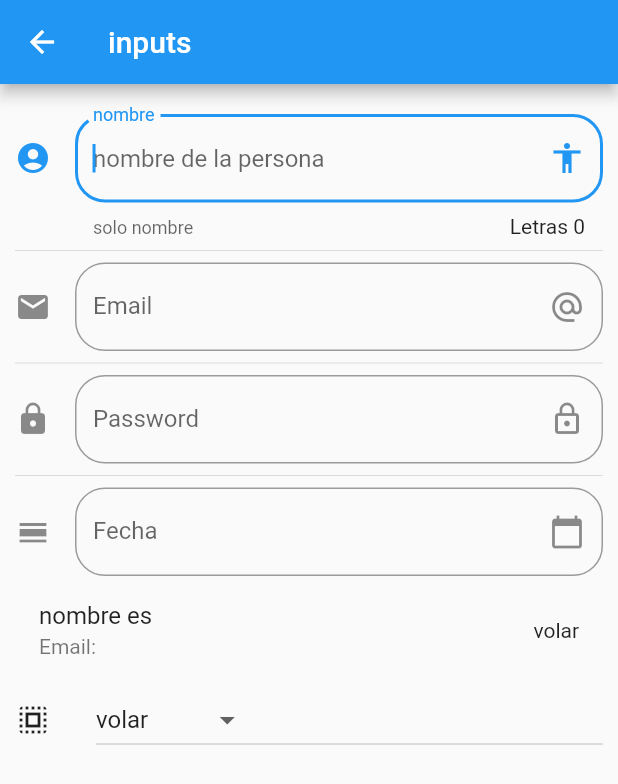
After one commit to AlphaFG00/Flutter, a Flutter app: the InputPage screen opened by its route, on a phone screen of 412 x 824 dp. The commit adds this screen. Shown: the top 784 px of the screen. Run offline on Flutter 3.47's test engine with Material 2 defaults, Android fonts, the phone set to English and light mode, and no system bars.

Commit message:
completado bloque componentes, resta un 40% del curso, continua implementacion de App de Peliculas con despliegue a PlayStore

```diff
--- /dev/null
+++ b/Componentes/componentes/lib/src/pages/input_page.dart
@@ -0,0 +1,220 @@
+//import 'dart:html';
+
+import 'package:flutter/material.dart';
+
+class InputPage extends StatefulWidget {
+  @override
+  _InputPageState createState() => _InputPageState();
+}
+
+class _InputPageState extends State<InputPage> {
+
+  String _nombre = '';
+  String _email = '';
+  String _fecha = '';
+  String _selectedPower ='volar';
+
+
+  List<String> _poderes = ['volar', 'Rayos X', 'SUper tufo'];
+
+
+  TextEditingController _inputFieldDateController = new TextEditingController();
+
+  @override
+  Widget build(BuildContext context) {
+    return Scaffold(
+      appBar: AppBar(
+        title: Text('inputs'),
+      ),
+      body: ListView(
+        padding:  EdgeInsets.symmetric(horizontal: 10.0, vertical: 20.0),
+        children: <Widget>[
+          _crearInput(),
+          Divider(),
+          _crearEmail(),
+          Divider(),
+          _crearPassword(),
+          Divider(),
+          _crearFecha(context),
+          _crearPersona(),
+          _crearDropdown(),
+
+        ]
+      ),
+    );
+  }
+
+  Widget _crearInput(){
+    return TextField(
+      autofocus: true,
+      //mayuscualas automaticas
+      textCapitalization: TextCapitalization.sentences,
+      decoration: InputDecoration(
+        border: OutlineInputBorder(
+          borderRadius: BorderRadius.circular(20.0)
+        ),
+        counter: Text('Letras ${_nombre.length}'),
+        //textoo de sugerencia
+        hintText: 'nombre de la persona',
+
+        labelText: 'nombre',
+        //texto que aparece abajo del input
+        helperText: 'solo nombre',
+        suffixIcon: Icon(Icons.accessibility),
+        icon: Icon(Icons.account_circle),
+      ),
+      onChanged:(valor){
+        _nombre = valor;
+        setState(() {
+          _nombre = valor;
+        });
+
+      }
+    );
+  }
+
+  Widget _crearPersona(){
+    return ListTile(
+      title: Text('nombre es $_nombre'),
+      subtitle: Text('Email: $_email'),
+      trailing: Text(_selectedPower),
+    );
+  }
+
+  Widget _crearEmail(){
+    return TextField(
+     keyboardType: TextInputType.emailAddress,
+      decoration: InputDecoration(
+        border: OutlineInputBorder(
+          borderRadius: BorderRadius.circular(20.0)
+        ),
+        //counter: Text('Letras ${_nombre.length}'),
+        //textoo de sugerencia
+        hintText: 'Email',
+
+        labelText: 'Email',
+        suffixIcon: Icon(Icons.alternate_email),
+        icon: Icon(Icons.email),
+      ),
+      onChanged:(valor){
+        _email = valor;
+        setState(() {
+          _email = valor;
+        });
+
+      }
+    );
+  }
+
+  Widget _crearPassword(){
+   return TextField(
+     obscureText: true,
+      decoration: InputDecoration(
+        border: OutlineInputBorder(
+          borderRadius: BorderRadius.circular(20.0)
+        ),
+        //counter: Text('Letras ${_nombre.length}'),
+        //textoo de sugerencia
+        hintText: 'Password',
+
+        labelText: 'Password',
+        suffixIcon: Icon(Icons.lock_outline),
+        icon: Icon(Icons.lock),
+      ),
+      onChanged:(valor){
+        _email = valor;
+        setState(() {
+          _email = valor;
+        });
+
+      }
+    );
+  }
+
+  Widget _crearFecha(BuildContext context){
+      return TextField(
+      enableInteractiveSelection: false,
+      controller: _inputFieldDateController,
+      decoration: InputDecoration(
+        border: OutlineInputBorder(
+          borderRadius: BorderRadius.circular(20.0)
+        ),
+        //counter: Text('Letras ${_nombre.length}'),
+        //textoo de sugerencia
+        hintText: 'Fecha',
+
+        labelText: 'Fecha',
+        suffixIcon: Icon(Icons.calendar_today),
+        icon: Icon(Icons.calendar_view_day),
+      ),
+     onTap: (){
+       FocusScope.of(context).requestFocus(new FocusNode());
+       _selectDate(context);
+     },
+    );
+  }
+
+  _selectDate(BuildContext context) async {
+
+    DateTime picked = await showDatePicker(
+      context: context,
+      initialDate: new DateTime.now(),
+      firstDate: new DateTime(2018),
+      lastDate: new DateTime(2025),
+
+    );
+
+    if (picked != null){
+      setState(() {
+        _fecha = picked.toString();
+        _inputFieldDateController.text = _fecha;
+      });
+    }
+  }
+
+
+  List<DropdownMenuItem<String>> getOpcionesDropdown(){
+
+    List<DropdownMenuItem<String>> lista = new List();
+
+    _poderes.forEach((poder) {
+
+      lista.add(DropdownMenuItem(
+        child: Text(poder),
+        value: poder,
+
+      ));
+
+    });
+
+    return lista;
+  }
+
+
+  Widget _crearDropdown(){
+    return Row(
+      children: <Widget>[
+          Icon(Icons.select_all),
+          SizedBox(width: 30.0),
+          Expanded(
+            child: DropdownButton(
+                     value: _selectedPower,
+                    items: getOpcionesDropdown(),
+                    onChanged:(opt){
+                    setState(() {
+                      _selectedPower = opt;
+                    });
+                    }
+          ),
+          ),
+      ],
+    );
+
+
+
+
+
+
+  }
+
+}
--- a/Componentes/componentes/lib/src/routes/routes.dart
+++ b/Componentes/componentes/lib/src/routes/routes.dart
@@ -3,6 +3,9 @@ import 'package:componentes/src/pages/animated_container.dart';
 import 'package:componentes/src/pages/avatar_page.dart';
 import 'package:componentes/src/pages/card_page.dart';
 import 'package:componentes/src/pages/home_page.dart';
+import 'package:componentes/src/pages/input_page.dart';
+import 'package:componentes/src/pages/listview_page.dart';
+import 'package:componentes/src/pages/slider_page.dart';
 import 'package:flutter/material.dart';
 
 
@@ -15,6 +18,9 @@ Map <String ,WidgetBuilder> getApplicationRoutes(){
             'avatar' : (BuildContext context) => AvatarPage(),
             'card' : (BuildContext context) => CardPage(),
             'animatedContainer' : (BuildContext context) => AnimatedContainerPage(),
+            'inputs': (BuildContext context) => InputPage(),
+            'slider': (BuildContext context) => SliderPage(),
+            'list': (BuildContext context) => ListaPage(),
             };
 
 }
--- a/Componentes/componentes/lib/src/utils/icono_string_util.dart
+++ b/Componentes/componentes/lib/src/utils/icono_string_util.dart
@@ -6,6 +6,7 @@ final _icons = <String, IconData>{
   'accessibility': Icons.accessibility,
   'folder_open' : Icons.folder_open,
   'donut_large' : Icons.donut_large,
+  'list': Icons.list,
 
 };
 
--- a/Componentes/componentes/pubspec.yaml
+++ b/Componentes/componentes/pubspec.yaml
@@ -23,7 +23,8 @@ environment:
 dependencies:
   flutter:
     sdk: flutter
-
+  flutter_localizations:
+    sdk: flutter
 
   # The following adds the Cupertino Icons font to your application.
   # Use with the CupertinoIcons class for iOS style icons.
@@ -32,6 +33,7 @@ dependencies:
 dev_dependencies:
   flutter_test:
     sdk: flutter
+
 
 # For information on the generic Dart part of this file, see the
 # following page: https://dart.dev/tools/pub/pubspec
```
Also changed, not shown: Componentes/componentes/data/menu_opts.json (+18 -0 lines), Componentes/componentes/lib/main.dart (+11 -1 lines), Componentes/componentes/lib/src/pages/animated_container.dart (+29 -9 lines), Componentes/componentes/lib/src/pages/listview_page.dart (added, +177 -0 lines), Componentes/componentes/lib/src/pages/slider_page.dart (added, +87 -0 lines), Componentes/componentes/pubspec.lock.
